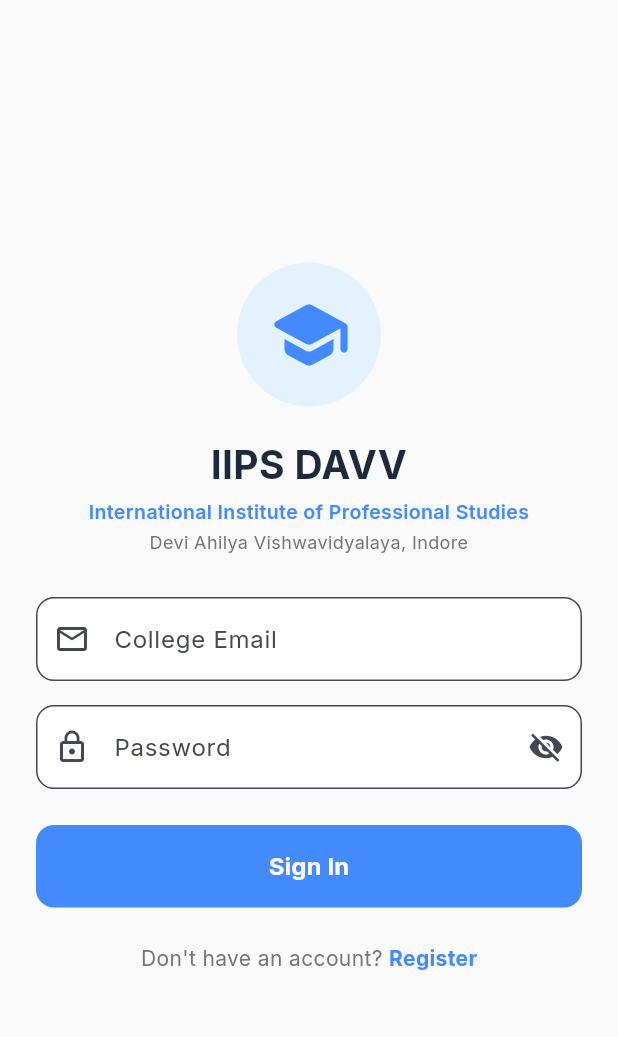
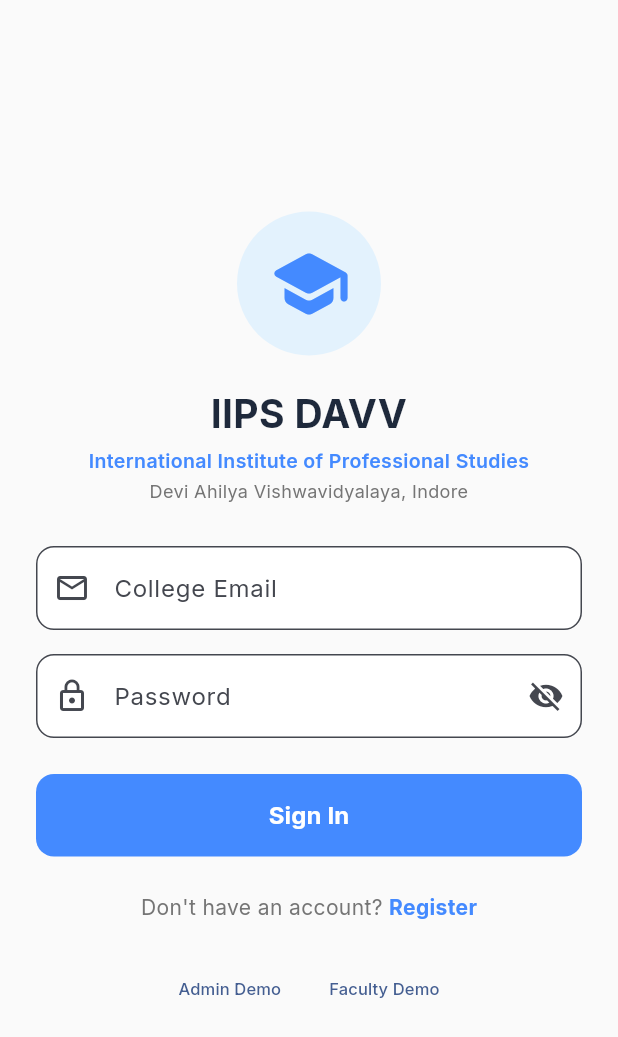
Before and after one commit to Shatakshi0216/IIPS-College-Assistant, a Flutter app: the screen it shows after launch, on a phone screen of 412 x 824 dp. Shown: the top 1037 px of the screen. Run offline on Flutter 3.47's test engine with Material 3 defaults, Android fonts, the phone set to English and light mode, and no system bars; our stand-ins replace file_picker, flutter_markdown, google_fonts, shared_preferences.

Commit message:
feat: AI Summary button on notice detail, clean up warnings, demo login fill

```diff
--- a/mobile_app/lib/screens/login_screen.dart
+++ b/mobile_app/lib/screens/login_screen.dart
@@ -72,6 +72,7 @@ class _LoginScreenState extends State<LoginScreen> {
 
   @override
   Widget build(BuildContext context) {
+    // ignore: unused_local_variable
     final theme = Theme.of(context);
 
     return Scaffold(
@@ -261,6 +262,27 @@ class _LoginScreenState extends State<LoginScreen> {
                       ),
                     ],
                   ),
+                  const SizedBox(height: 20),
+
+                  // Quick Demo Fill (for presentation)
+                  Wrap(
+                    alignment: WrapAlignment.center,
+                    spacing: 8,
+                    children: [
+                      TextButton(
+                        onPressed: () =>
+                            _fillDemo('admin@iips.ac.in', 'admin123'),
+                        child: const Text('Admin Demo',
+                            style: TextStyle(fontSize: 11)),
+                      ),
+                      TextButton(
+                        onPressed: () =>
+                            _fillDemo('faculty@iips.ac.in', 'faculty123'),
+                        child: const Text('Faculty Demo',
+                            style: TextStyle(fontSize: 11)),
+                      ),
+                    ],
+                  ),
                 ],
               ),
             ),
--- a/mobile_app/lib/screens/profile_screen.dart
+++ b/mobile_app/lib/screens/profile_screen.dart
@@ -6,7 +6,6 @@
 import 'package:flutter/material.dart';
 import '../models/user_model.dart';
 import '../services/auth_service.dart';
-import '../config/api_config.dart';
 import 'login_screen.dart';
 
 class ProfileScreen extends StatelessWidget {
```
Also changed, not shown: mobile_app/lib/screens/notice_feed_screen.dart (+64 -0 lines).
